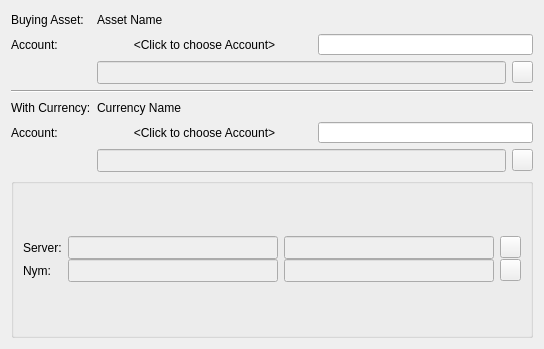
Before: the Qt Designer form src/moneychanger/Widgets/pageoffer_accounts.ui in Open-Transactions/Moneychanger, drawn with Qt 5.
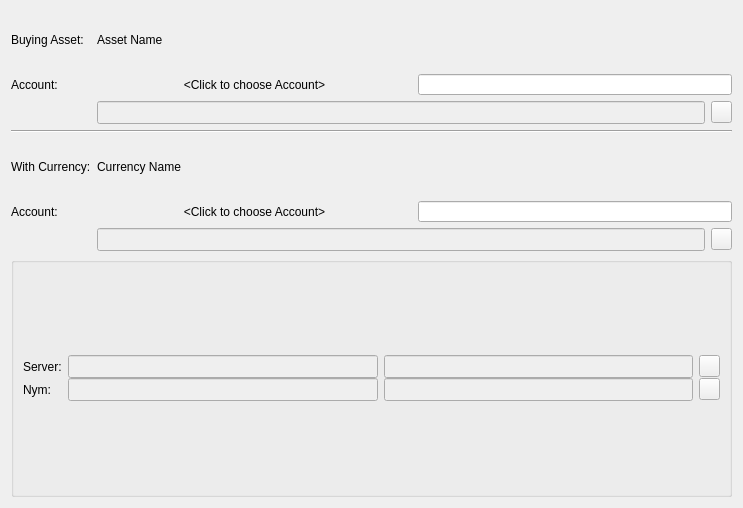
After: the same form once the commit is applied. Icons and pictures are not drawn.

```diff
--- a/src/moneychanger/Widgets/pageoffer_accounts.ui
+++ b/src/moneychanger/Widgets/pageoffer_accounts.ui
@@ -6,20 +6,26 @@
    <rect>
     <x>0</x>
     <y>0</y>
-    <width>544</width>
-    <height>349</height>
+    <width>743</width>
+    <height>508</height>
    </rect>
   </property>
+  <property name="sizePolicy">
+   <sizepolicy hsizetype="Fixed" vsizetype="Fixed">
+    <horstretch>0</horstretch>
+    <verstretch>0</verstretch>
+   </sizepolicy>
+  </property>
   <property name="minimumSize">
    <size>
-    <width>0</width>
-    <height>0</height>
+    <width>743</width>
+    <height>508</height>
    </size>
   </property>
   <property name="maximumSize">
    <size>
-    <width>16777215</width>
-    <height>353</height>
+    <width>743</width>
+    <height>508</height>
    </size>
   </property>
   <property name="windowTitle">
```
